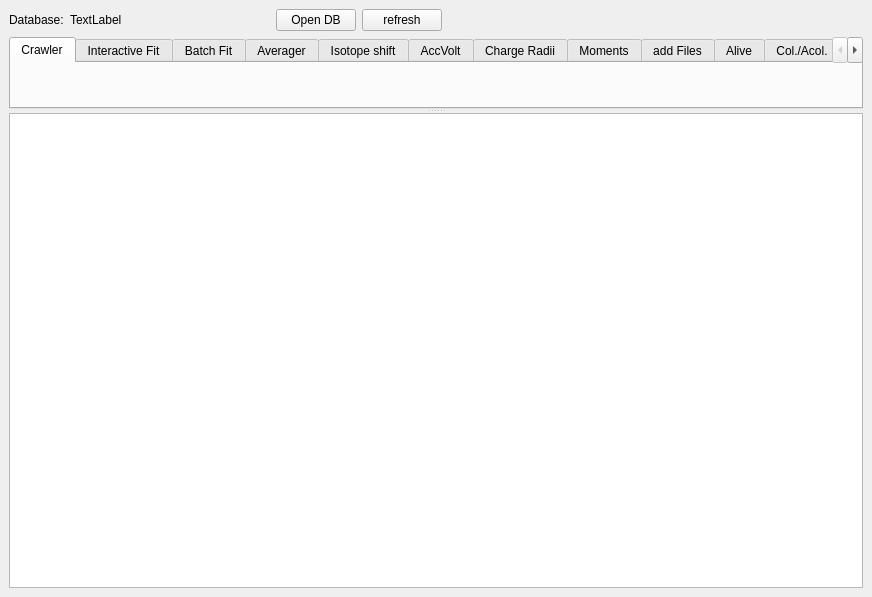
This is PolliFit/source/Gui/Ui_Main.ui in lasersphere/Tilda as Qt 5 draws it before an edit. The edited form follows.
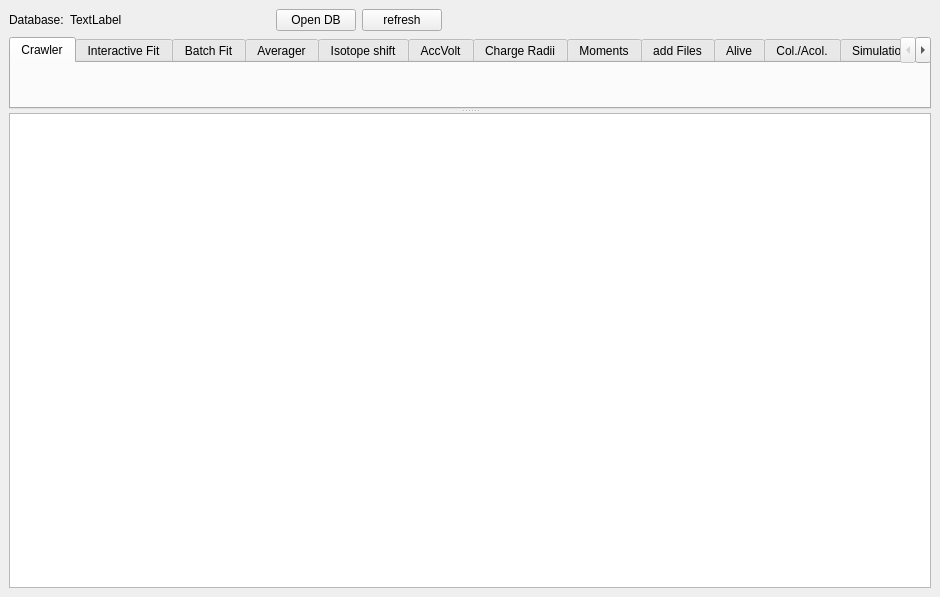
This is the edited form. Custom widgets are drawn as their Qt base class.

Commit message: Added a Simulation tab to MainUi.py There you can add simulations. Currently, you can only simulate Spectra for given laser frequencies and directions.

What changed in the file:
```diff
--- a/PolliFit/source/Gui/Ui_Main.ui
+++ b/PolliFit/source/Gui/Ui_Main.ui
@@ -6,7 +6,7 @@
    <rect>
     <x>0</x>
     <y>0</y>
-    <width>872</width>
+    <width>940</width>
     <height>597</height>
    </rect>
   </property>
@@ -157,6 +157,11 @@
          <string>Col./Acol.</string>
         </attribute>
        </widget>
+       <widget class="SimulationUi" name="Simulation_tab">
+        <attribute name="title">
+         <string>Simulation</string>
+        </attribute>
+       </widget>
        <widget class="AsciiConvUi" name="asciiConv_tab">
         <attribute name="title">
          <string>ASCII conv.</string>
@@ -259,6 +264,12 @@
    <header>Gui.ColAcolUi</header>
    <container>1</container>
   </customwidget>
+  <customwidget>
+   <class>SimulationUi</class>
+   <extends>QWidget</extends>
+   <header>Gui.SimulationUi</header>
+   <container>1</container>
+  </customwidget>
  </customwidgets>
  <resources/>
  <connections/>
```
Left out of the diff: 2 changed lines with no effect on the pictures. The commit also changes 5 other files.
